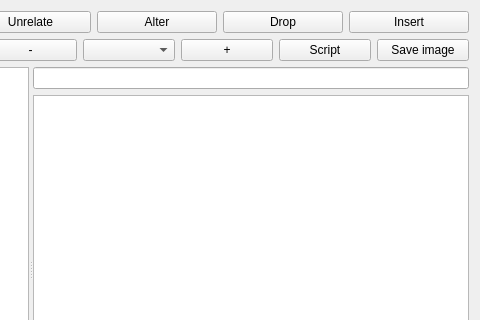
The window that src/schema2/schema2view.ui (mugiseyebrows/mugi-query) describes before a commit, drawn with Qt 5; both pictures show x 419 to 899 and y 0 to 320 of the 899 by 482 pixel window.
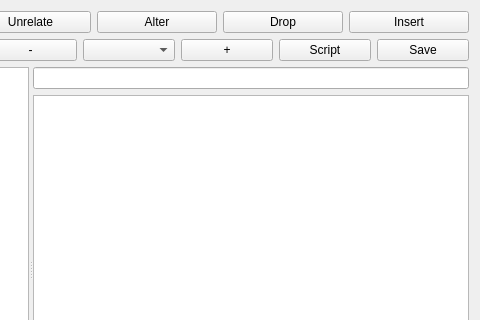
The same window after the commit.

```diff
--- a/src/schema2/schema2view.ui
+++ b/src/schema2/schema2view.ui
@@ -145,7 +145,7 @@
      <item>
       <widget class="QPushButton" name="saveImage">
        <property name="text">
-        <string>Save image</string>
+        <string>Save</string>
        </property>
       </widget>
      </item>
```
Left out of the diff: 2 changed lines with no effect on the pictures.
